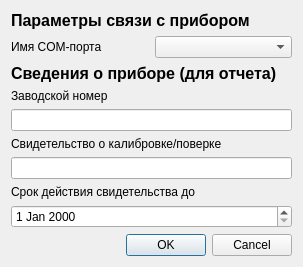
Qt form iksu2000/setupdialog.ui (AleksanderBY/Kalibri2) before a commit.
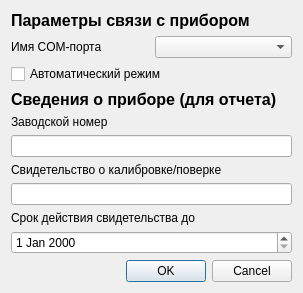
The same form after that commit.

```diff
--- a/iksu2000/setupdialog.ui
+++ b/iksu2000/setupdialog.ui
@@ -7,7 +7,7 @@
     <x>0</x>
     <y>0</y>
     <width>303</width>
-    <height>260</height>
+    <height>283</height>
    </rect>
   </property>
   <property name="windowTitle">
@@ -42,6 +42,13 @@
      </item>
     </layout>
    </item>
+   <item>
+    <widget class="QCheckBox" name="autoMode">
+     <property name="text">
+      <string>Автоматический режим</string>
+     </property>
+    </widget>
+   </item>
    <item>
     <widget class="QLabel" name="label_6">
      <property name="font">
```
